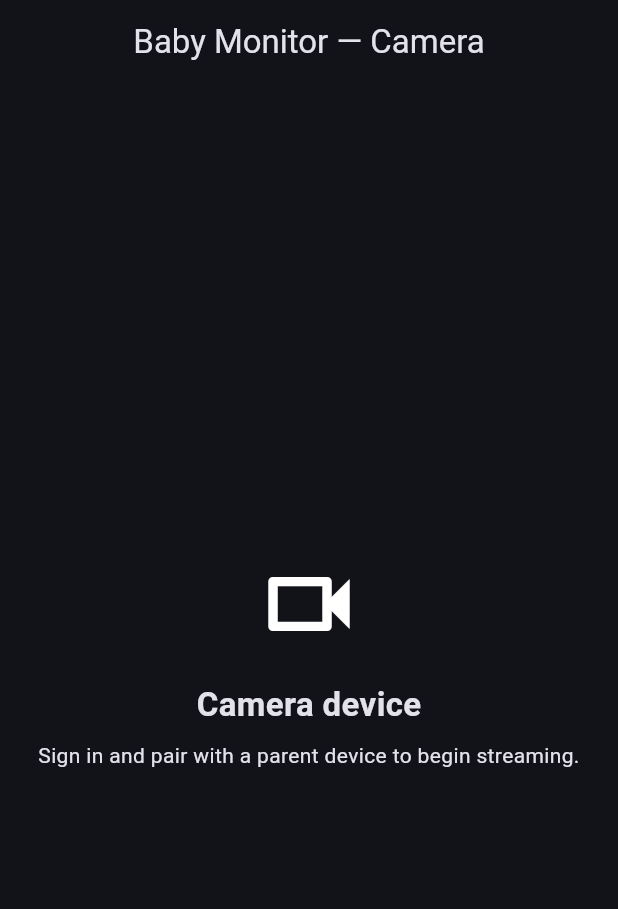
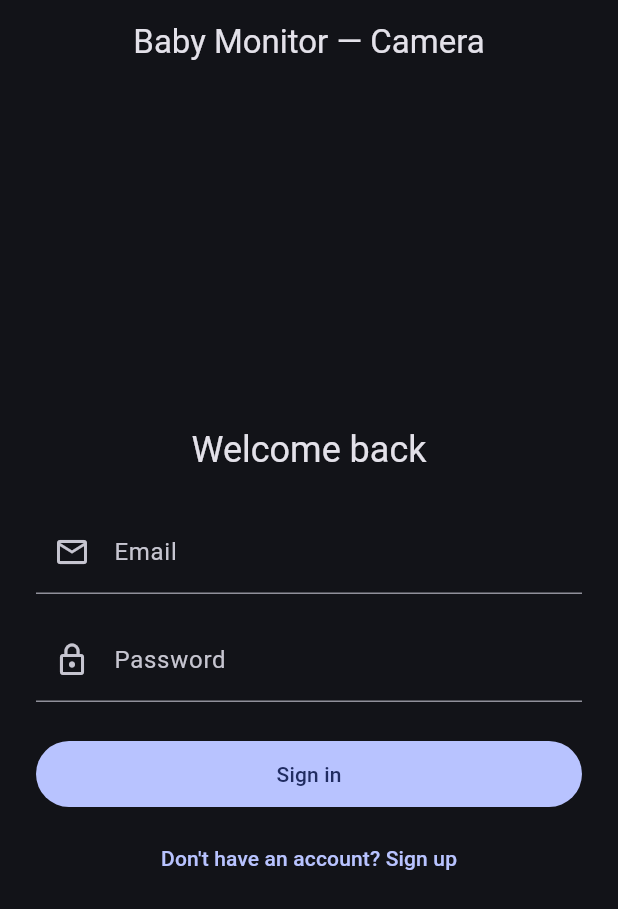
Before and after one commit to DiasTime/KidsSafeCam, a Flutter app: the screen it shows after launch, on a phone screen of 412 x 824 dp. Shown: the top 909 px of the screen. Run offline on Flutter 3.47's test engine with Material 3 defaults, Android fonts, the phone set to English and light mode, and no system bars; our stand-ins replace cloud_firestore, equatable, firebase_auth, firebase_core, flutter_riverpod, go_router; accounts and stored records are empty.

Commit message:
Add Firebase Authentication feature with auth-gated routing (Step 2)
Implement email/password auth as a reusable Clean Architecture feature in the
shared package, consumed by both apps:

- domain: AuthRepository contract
- data: FirebaseAuthRepository (maps User->AppUser, provisions users/{uid} on
  sign-up)
- presentation: Riverpod AuthController (loading/error state), friendly
  FirebaseAuthException -> message mapping, reusable LoginPage (sign in/up)
- core: GoRouterRefreshStream to refresh routing on auth changes

Wire auth-gated routing into camera_app and parent_app: unauthenticated users
are redirected to /login, signed-in users away from it; both apps expose
sign-out. Add controller unit tests using a fake repository.

Co-Authored-By: Claude Opus 4.8 <noreply@anthropic.com>
Claude-Session: https://claude.ai/code/session_017yXGuJc8wAj8TGGkCQVEfe

```diff
--- a/apps/camera_app/lib/core/router.dart
+++ b/apps/camera_app/lib/core/router.dart
@@ -1,14 +1,33 @@
+import 'package:ai_baby_monitor_shared/ai_baby_monitor_shared.dart';
+import 'package:flutter_riverpod/flutter_riverpod.dart';
 import 'package:go_router/go_router.dart';
 
 import '../features/streaming/presentation/pages/camera_home_page.dart';
 
-/// App routes for the Camera app. Auth-gated redirects are added in Step 2.
-final cameraRouter = GoRouter(
+/// Auth-gated router for the Camera app. Redirects unauthenticated users to
+/// `/login` and signed-in users away from it; refreshes on auth changes.
+final routerProvider = Provider<GoRouter>((ref) {
+  final auth = ref.watch(authRepositoryProvider);
+  return GoRouter(
     initialLocation: '/',
+    refreshListenable: GoRouterRefreshStream(auth.authStateChanges()),
+    redirect: (context, state) {
+      final loggedIn = auth.currentUser != null;
+      final loggingIn = state.matchedLocation == '/login';
+      if (!loggedIn) return loggingIn ? null : '/login';
+      if (loggingIn) return '/';
+      return null;
+    },
     routes: [
+      GoRoute(
+        path: '/login',
+        builder: (context, state) =>
+            const LoginPage(title: 'Baby Monitor — Camera'),
+      ),
       GoRoute(
         path: '/',
         builder: (context, state) => const CameraHomePage(),
       ),
     ],
   );
+});
--- a/apps/camera_app/lib/features/streaming/presentation/pages/camera_home_page.dart
+++ b/apps/camera_app/lib/features/streaming/presentation/pages/camera_home_page.dart
@@ -1,34 +1,53 @@
+import 'package:ai_baby_monitor_shared/ai_baby_monitor_shared.dart';
 import 'package:flutter/material.dart';
+import 'package:flutter_riverpod/flutter_riverpod.dart';
 
 /// Placeholder home screen for the Camera app.
 ///
 /// Future steps replace this with: pairing UI (Step 4), the WebRTC publisher
 /// preview + status (Steps 5-8), background-service controls (Step 9), and the
 /// on-device AI indicators (Steps 12-13).
-class CameraHomePage extends StatelessWidget {
+class CameraHomePage extends ConsumerWidget {
   const CameraHomePage({super.key});
 
   @override
-  Widget build(BuildContext context) {
+  Widget build(BuildContext context, WidgetRef ref) {
+    final email = ref.watch(authStateChangesProvider).valueOrNull?.email;
     return Scaffold(
-      appBar: AppBar(title: const Text('Baby Monitor — Camera')),
-      body: const Center(
+      appBar: AppBar(
+        title: const Text('Baby Monitor — Camera'),
+        actions: [
+          IconButton(
+            tooltip: 'Sign out',
+            icon: const Icon(Icons.logout),
+            onPressed: () => ref.read(authControllerProvider.notifier).signOut(),
+          ),
+        ],
+      ),
+      body: Center(
         child: Padding(
-          padding: EdgeInsets.all(24),
+          padding: const EdgeInsets.all(24),
           child: Column(
             mainAxisSize: MainAxisSize.min,
             children: [
-              Icon(Icons.videocam_outlined, size: 72),
-              SizedBox(height: 16),
-              Text(
+              const Icon(Icons.videocam_outlined, size: 72),
+              const SizedBox(height: 16),
+              const Text(
                 'Camera device',
                 style: TextStyle(fontSize: 22, fontWeight: FontWeight.w600),
               ),
-              SizedBox(height: 8),
-              Text(
-                'Sign in and pair with a parent device to begin streaming.',
+              const SizedBox(height: 8),
+              const Text(
+                'Pair with a parent device to begin streaming.',
                 textAlign: TextAlign.center,
               ),
+              if (email != null) ...[
+                const SizedBox(height: 16),
+                Text(
+                  'Signed in as $email',
+                  style: Theme.of(context).textTheme.bodySmall,
+                ),
+              ],
             ],
           ),
         ),
--- a/apps/camera_app/lib/main.dart
+++ b/apps/camera_app/lib/main.dart
@@ -17,17 +17,17 @@ Future<void> main() async {
   runApp(const ProviderScope(child: CameraApp()));
 }
 
-class CameraApp extends StatelessWidget {
+class CameraApp extends ConsumerWidget {
   const CameraApp({super.key});
 
   @override
-  Widget build(BuildContext context) {
+  Widget build(BuildContext context, WidgetRef ref) {
     return MaterialApp.router(
       title: 'Baby Monitor — Camera',
       theme: AppTheme.light,
       darkTheme: AppTheme.dark,
       themeMode: ThemeMode.dark,
-      routerConfig: cameraRouter,
+      routerConfig: ref.watch(routerProvider),
       debugShowCheckedModeBanner: false,
     );
   }
--- a/apps/parent_app/lib/main.dart
+++ b/apps/parent_app/lib/main.dart
@@ -17,17 +17,17 @@ Future<void> main() async {
   runApp(const ProviderScope(child: ParentApp()));
 }
 
-class ParentApp extends StatelessWidget {
+class ParentApp extends ConsumerWidget {
   const ParentApp({super.key});
 
   @override
-  Widget build(BuildContext context) {
+  Widget build(BuildContext context, WidgetRef ref) {
     return MaterialApp.router(
       title: 'Baby Monitor',
       theme: AppTheme.light,
       darkTheme: AppTheme.dark,
       themeMode: ThemeMode.system,
-      routerConfig: parentRouter,
+      routerConfig: ref.watch(routerProvider),
       debugShowCheckedModeBanner: false,
     );
   }
--- /dev/null
+++ b/apps/shared/lib/src/features/auth/domain/repositories/auth_repository.dart
@@ -0,0 +1,20 @@
+import '../../../../domain/entities/app_user.dart';
+
+/// Contract for authentication. The domain layer depends on this abstraction,
+/// never on Firebase directly — so it can be faked in tests and swapped later.
+abstract class AuthRepository {
+  /// Emits the current user (or null when signed out) on every auth change.
+  Stream<AppUser?> authStateChanges();
+
+  /// The currently signed-in user, read synchronously (null if signed out).
+  AppUser? get currentUser;
+
+  /// Sign in with email/password. Throws on failure.
+  Future<AppUser> signIn({required String email, required String password});
+
+  /// Create an account with email/password and provision the user profile.
+  Future<AppUser> signUp({required String email, required String password});
+
+  /// Sign the current user out.
+  Future<void> signOut();
+}
--- /dev/null
+++ b/apps/shared/lib/src/features/auth/presentation/auth_providers.dart
@@ -0,0 +1,73 @@
+import 'dart:async';
+
+import 'package:firebase_auth/firebase_auth.dart';
+import 'package:flutter_riverpod/flutter_riverpod.dart';
+
+import '../../../domain/entities/app_user.dart';
+import '../data/repositories/firebase_auth_repository.dart';
+import '../domain/repositories/auth_repository.dart';
+
+/// The app's [AuthRepository]. Override in tests with a fake.
+final authRepositoryProvider = Provider<AuthRepository>(
+  (ref) => FirebaseAuthRepository(),
+);
+
+/// Streams the signed-in user (or null). Drives auth-gated routing.
+final authStateChangesProvider = StreamProvider<AppUser?>(
+  (ref) => ref.watch(authRepositoryProvider).authStateChanges(),
+);
+
+/// Handles sign-in / sign-up / sign-out and exposes a loading/error state the
+/// login UI can react to.
+class AuthController extends AutoDisposeAsyncNotifier<void> {
+  @override
+  FutureOr<void> build() {}
+
+  Future<bool> signIn({required String email, required String password}) {
+    return _run(() => ref
+        .read(authRepositoryProvider)
+        .signIn(email: email, password: password));
+  }
+
+  Future<bool> signUp({required String email, required String password}) {
+    return _run(() => ref
+        .read(authRepositoryProvider)
+        .signUp(email: email, password: password));
+  }
+
+  Future<void> signOut() => ref.read(authRepositoryProvider).signOut();
+
+  Future<bool> _run(Future<void> Function() action) async {
+    state = const AsyncValue.loading();
+    state = await AsyncValue.guard(action);
+    return !state.hasError;
+  }
+}
+
+final authControllerProvider =
+    AutoDisposeAsyncNotifierProvider<AuthController, void>(AuthController.new);
+
+/// Turns a thrown auth error into a human-readable message for the UI.
+String authErrorMessage(Object error) {
+  if (error is FirebaseAuthException) {
+    switch (error.code) {
+      case 'invalid-email':
+        return 'That email address looks invalid.';
+      case 'user-disabled':
+        return 'This account has been disabled.';
+      case 'user-not-found':
+      case 'wrong-password':
+      case 'invalid-credential':
+        return 'Incorrect email or password.';
+      case 'email-already-in-use':
+        return 'An account already exists for that email.';
+      case 'weak-password':
+        return 'Please choose a stronger password (6+ characters).';
+      case 'network-request-failed':
+        return 'Network error. Check your connection and try again.';
+      default:
+        return error.message ?? 'Authentication failed. Please try again.';
+    }
+  }
+  return 'Something went wrong. Please try again.';
+}
--- /dev/null
+++ b/apps/shared/lib/src/features/auth/presentation/pages/login_page.dart
@@ -0,0 +1,146 @@
+import 'package:flutter/material.dart';
+import 'package:flutter_riverpod/flutter_riverpod.dart';
+
+import '../auth_providers.dart';
+
+/// Reusable email/password login + sign-up screen shared by both apps.
+///
+/// On success the auth state stream changes and the router redirects away — so
+/// this page never navigates manually.
+class LoginPage extends ConsumerStatefulWidget {
+  const LoginPage({super.key, this.title = 'Baby Monitor'});
+
+  /// App-specific title (e.g. "Baby Monitor — Camera").
+  final String title;
+
+  @override
+  ConsumerState<LoginPage> createState() => _LoginPageState();
+}
+
+class _LoginPageState extends ConsumerState<LoginPage> {
+  final _formKey = GlobalKey<FormState>();
+  final _emailController = TextEditingController();
+  final _passwordController = TextEditingController();
+  bool _isSignUp = false;
+
+  @override
+  void dispose() {
+    _emailController.dispose();
+    _passwordController.dispose();
+    super.dispose();
+  }
+
+  Future<void> _submit() async {
+    if (!_formKey.currentState!.validate()) return;
+    final controller = ref.read(authControllerProvider.notifier);
+    final email = _emailController.text;
+    final password = _passwordController.text;
+    if (_isSignUp) {
+      await controller.signUp(email: email, password: password);
+    } else {
+      await controller.signIn(email: email, password: password);
+    }
+  }
+
+  @override
+  Widget build(BuildContext context) {
+    final state = ref.watch(authControllerProvider);
+    final isLoading = state.isLoading;
+
+    // Surface errors as a snackbar.
+    ref.listen<AsyncValue<void>>(authControllerProvider, (_, next) {
+      if (next.hasError && !next.isLoading) {
+        ScaffoldMessenger.of(context)
+          ..clearSnackBars()
+          ..showSnackBar(
+            SnackBar(content: Text(authErrorMessage(next.error!))),
+          );
+      }
+    });
+
+    return Scaffold(
+      appBar: AppBar(title: Text(widget.title)),
+      body: Center(
+        child: SingleChildScrollView(
+          padding: const EdgeInsets.all(24),
+          child: ConstrainedBox(
+            constraints: const BoxConstraints(maxWidth: 420),
+            child: Form(
+              key: _formKey,
+              child: Column(
+                mainAxisSize: MainAxisSize.min,
+                crossAxisAlignment: CrossAxisAlignment.stretch,
+                children: [
+                  Text(
+                    _isSignUp ? 'Create your account' : 'Welcome back',
+                    style: Theme.of(context).textTheme.headlineSmall,
+                    textAlign: TextAlign.center,
+                  ),
+                  const SizedBox(height: 24),
+                  TextFormField(
+                    controller: _emailController,
+                    keyboardType: TextInputType.emailAddress,
+                    autofillHints: const [AutofillHints.email],
+                    enabled: !isLoading,
+                    decoration: const InputDecoration(
+                      labelText: 'Email',
+                      prefixIcon: Icon(Icons.email_outlined),
+                    ),
+                    validator: (v) {
+                      final value = (v ?? '').trim();
+                      if (value.isEmpty) return 'Enter your email';
+                      if (!value.contains('@')) return 'Enter a valid email';
+                      return null;
+                    },
+                  ),
+                  const SizedBox(height: 16),
+                  TextFormField(
+                    controller: _passwordController,
+                    obscureText: true,
+                    enabled: !isLoading,
+                    autofillHints: const [AutofillHints.password],
+                    decoration: const InputDecoration(
+                      labelText: 'Password',
+                      prefixIcon: Icon(Icons.lock_outline),
+                    ),
+                    validator: (v) {
+                      if ((v ?? '').isEmpty) return 'Enter your password';
+                      if (_isSignUp && (v ?? '').length < 6) {
+                        return 'Use at least 6 characters';
+                      }
+                      return null;
+                    },
+                    onFieldSubmitted: (_) => isLoading ? null : _submit(),
+                  ),
+                  const SizedBox(height: 24),
+                  FilledButton(
+                    onPressed: isLoading ? null : _submit,
+                    child: Padding(
+                      padding: const EdgeInsets.symmetric(vertical: 12),
+                      child: isLoading
+                          ? const SizedBox(
+                              height: 20,
+                              width: 20,
+                              child: CircularProgressIndicator(strokeWidth: 2),
+                            )
+                          : Text(_isSignUp ? 'Sign up' : 'Sign in'),
+                    ),
+                  ),
+                  const SizedBox(height: 8),
+                  TextButton(
+                    onPressed: isLoading
+                        ? null
+                        : () => setState(() => _isSignUp = !_isSignUp),
+                    child: Text(_isSignUp
+                        ? 'Already have an account? Sign in'
+                        : "Don't have an account? Sign up"),
+                  ),
+                ],
+              ),
+            ),
+          ),
+        ),
+      ),
+    );
+  }
+}
```
Also changed, not shown: apps/parent_app/lib/core/router.dart (+20 -3 lines), apps/parent_app/lib/features/devices/presentation/pages/home_page.dart (+29 -10 lines), apps/shared/lib/ai_baby_monitor_shared.dart (+7 -0 lines), apps/shared/lib/src/core/router/go_router_refresh_stream.dart (added, +20 -0 lines), apps/shared/lib/src/features/auth/data/repositories/firebase_auth_repository.dart (added, +67 -0 lines), 2 other files. Lines whose indentation alone changed are shown as unchanged.
